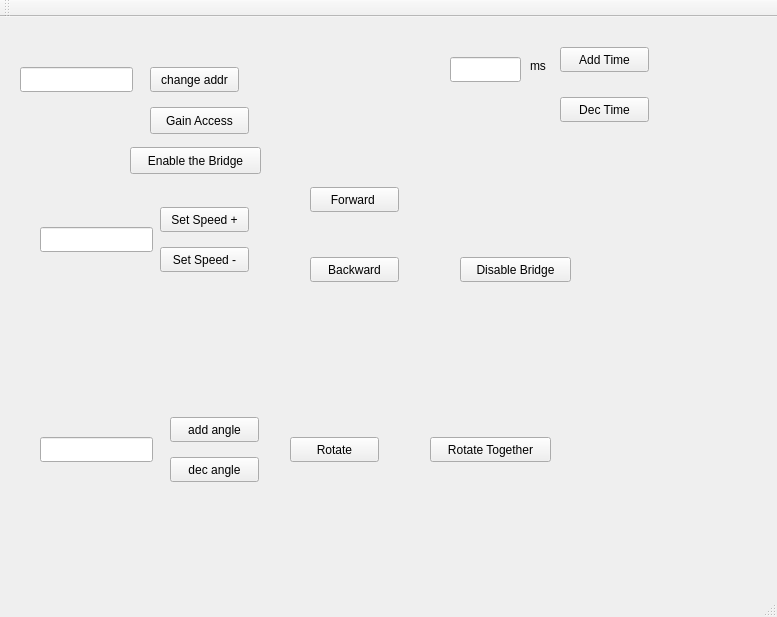
First picture: the form in WheelManual/mainwindow.ui, repository CSUAGVTeam/raspberryWheelTest, before the edit.
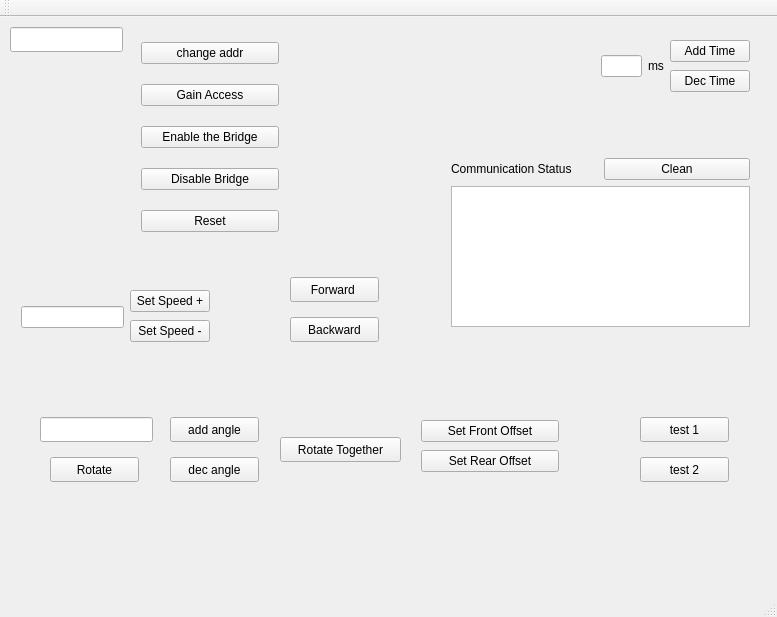
Second picture: the form after the edit.

```diff
--- a/WheelManual/mainwindow.ui
+++ b/WheelManual/mainwindow.ui
@@ -17,8 +17,8 @@
    <widget class="QPushButton" name="forwardButton">
     <property name="geometry">
      <rect>
-      <x>310</x>
-      <y>170</y>
+      <x>290</x>
+      <y>260</y>
       <width>89</width>
       <height>25</height>
      </rect>
@@ -30,8 +30,8 @@
    <widget class="QPushButton" name="backwardButton">
     <property name="geometry">
      <rect>
-      <x>310</x>
-      <y>240</y>
+      <x>290</x>
+      <y>300</y>
       <width>89</width>
       <height>25</height>
      </rect>
@@ -40,96 +40,11 @@
      <string>Backward</string>
     </property>
    </widget>
-   <widget class="QPushButton" name="disableBridge">
-    <property name="geometry">
-     <rect>
-      <x>460</x>
-      <y>240</y>
-      <width>111</width>
-      <height>25</height>
-     </rect>
-    </property>
-    <property name="text">
-     <string>Disable Bridge</string>
-    </property>
-   </widget>
-   <widget class="QPushButton" name="setSpeed">
-    <property name="geometry">
-     <rect>
-      <x>160</x>
-      <y>190</y>
-      <width>89</width>
-      <height>25</height>
-     </rect>
-    </property>
-    <property name="text">
-     <string>Set Speed +</string>
-    </property>
-   </widget>
-   <widget class="QLineEdit" name="speedEdit">
-    <property name="geometry">
-     <rect>
-      <x>40</x>
-      <y>210</y>
-      <width>113</width>
-      <height>25</height>
-     </rect>
-    </property>
-   </widget>
-   <widget class="QPushButton" name="setButton2">
-    <property name="geometry">
-     <rect>
-      <x>160</x>
-      <y>230</y>
-      <width>89</width>
-      <height>25</height>
-     </rect>
-    </property>
-    <property name="text">
-     <string>Set Speed -</string>
-    </property>
-   </widget>
-   <widget class="QPushButton" name="pushButton">
-    <property name="geometry">
-     <rect>
-      <x>150</x>
-      <y>90</y>
-      <width>99</width>
-      <height>27</height>
-     </rect>
-    </property>
-    <property name="text">
-     <string>Gain Access</string>
-    </property>
-   </widget>
-   <widget class="QPushButton" name="pushButton_2">
-    <property name="geometry">
-     <rect>
-      <x>130</x>
-      <y>130</y>
-      <width>131</width>
-      <height>27</height>
-     </rect>
-    </property>
-    <property name="text">
-     <string>Enable the Bridge</string>
-    </property>
-   </widget>
-   <widget class="QLineEdit" name="timeEdit">
-    <property name="geometry">
-     <rect>
-      <x>450</x>
-      <y>40</y>
-      <width>71</width>
-      <height>25</height>
-     </rect>
-    </property>
-   </widget>
    <widget class="QLineEdit" name="angleEdit">
     <property name="geometry">
      <rect>
       <x>40</x>
-      <y>420</y>
+      <y>400</y>
       <width>113</width>
       <height>25</height>
      </rect>
@@ -164,8 +79,8 @@
    <widget class="QPushButton" name="rotateButton">
     <property name="geometry">
      <rect>
-      <x>290</x>
-      <y>420</y>
+      <x>50</x>
+      <y>440</y>
       <width>89</width>
       <height>25</height>
      </rect>
@@ -177,69 +92,17 @@
    <widget class="QLineEdit" name="addressEdit">
     <property name="geometry">
      <rect>
-      <x>20</x>
-      <y>50</y>
+      <x>10</x>
+      <y>10</y>
       <width>113</width>
       <height>25</height>
      </rect>
     </property>
    </widget>
-   <widget class="QPushButton" name="changeAddButton">
-    <property name="geometry">
-     <rect>
-      <x>150</x>
-      <y>50</y>
-      <width>89</width>
-      <height>25</height>
-     </rect>
-    </property>
-    <property name="text">
-     <string>change addr</string>
-    </property>
-   </widget>
-   <widget class="QLabel" name="label100">
-    <property name="geometry">
-     <rect>
-      <x>530</x>
-      <y>40</y>
-      <width>67</width>
-      <height>17</height>
-     </rect>
-    </property>
-    <property name="text">
-     <string>ms</string>
-    </property>
-   </widget>
-   <widget class="QPushButton" name="addTimeButton">
-    <property name="geometry">
-     <rect>
-      <x>560</x>
-      <y>30</y>
-      <width>89</width>
-      <height>25</height>
-     </rect>
-    </property>
-    <property name="text">
-     <string>Add Time</string>
-    </property>
-   </widget>
-   <widget class="QPushButton" name="decTimeButton">
-    <property name="geometry">
-     <rect>
-      <x>560</x>
-      <y>80</y>
-      <width>89</width>
-      <height>25</height>
-     </rect>
-    </property>
-    <property name="text">
-     <string>Dec Time</string>
-    </property>
-   </widget>
    <widget class="QPushButton" name="rotateTogetherButton">
     <property name="geometry">
      <rect>
-      <x>430</x>
+      <x>280</x>
       <y>420</y>
       <width>121</width>
       <height>25</height>
@@ -249,6 +112,217 @@
      <string>Rotate Together</string>
     </property>
    </widget>
+   <widget class="QWidget" name="verticalLayoutWidget">
+    <property name="geometry">
+     <rect>
+      <x>130</x>
+      <y>0</y>
+      <width>160</width>
+      <height>241</height>
+     </rect>
+    </property>
+    <layout class="QVBoxLayout" name="verticalLayout">
+     <item>
+      <widget class="QPushButton" name="changeAddButton">
+       <property name="text">
+        <string>change addr</string>
+       </property>
+      </widget>
+     </item>
+     <item>
+      <widget class="QPushButton" name="pushButton">
+       <property name="text">
+        <string>Gain Access</string>
+       </property>
+      </widget>
+     </item>
+     <item>
+      <widget class="QPushButton" name="pushButton_2">
+       <property name="text">
+        <string>Enable the Bridge</string>
+       </property>
+      </widget>
+     </item>
+     <item>
+      <widget class="QPushButton" name="disableBridge">
+       <property name="text">
+        <string>Disable Bridge</string>
+       </property>
+      </widget>
+     </item>
+     <item>
+      <widget class="QPushButton" name="resetButton">
+       <property name="text">
+        <string>Reset</string>
+       </property>
+      </widget>
+     </item>
+    </layout>
+   </widget>
+   <widget class="QWidget" name="verticalLayoutWidget_4">
+    <property name="geometry">
+     <rect>
+      <x>440</x>
+      <y>130</y>
+      <width>321</width>
+      <height>191</height>
+     </rect>
+    </property>
+    <layout class="QVBoxLayout" name="verticalLayout_4">
+     <item>
+      <layout class="QHBoxLayout" name="horizontalLayout_2">
+       <item>
+        <widget class="QLabel" name="communicationLabel">
+         <property name="text">
+          <string>Communication Status</string>
+         </property>
+        </widget>
+       </item>
+       <item>
+        <widget class="QPushButton" name="cleanCommunicationButton">
+         <property name="text">
+          <string>Clean</string>
+         </property>
+        </widget>
+       </item>
+      </layout>
+     </item>
+     <item>
+      <widget class="QTextEdit" name="CommunicationEdit">
+       <property name="font">
+        <font>
+         <pointsize>14</pointsize>
+        </font>
+       </property>
+      </widget>
+     </item>
+    </layout>
+   </widget>
+   <widget class="QWidget" name="horizontalLayoutWidget_2">
+    <property name="geometry">
+     <rect>
+      <x>590</x>
+      <y>10</y>
+      <width>171</width>
+      <height>78</height>
+     </rect>
+    </property>
+    <layout class="QHBoxLayout" name="horizontalLayout_3">
+     <item>
+      <widget class="QLineEdit" name="timeEdit"/>
+     </item>
+     <item>
+      <widget class="QLabel" name="msLabel">
+       <property name="text">
+        <string>ms</string>
+       </property>
+      </widget>
+     </item>
+     <item>
+      <layout class="QVBoxLayout" name="verticalLayout_3">
+       <item>
+        <widget class="QPushButton" name="addTimeButton">
+         <property name="text">
+          <string>Add Time</string>
+         </property>
+        </widget>
+       </item>
+       <item>
+        <widget class="QPushButton" name="decTimeButton">
+         <property name="text">
+          <string>Dec Time</string>
+         </property>
+        </widget>
+       </item>
+      </layout>
+     </item>
+    </layout>
+   </widget>
+   <widget class="QWidget" name="horizontalLayoutWidget_3">
+    <property name="geometry">
+     <rect>
+      <x>10</x>
+      <y>260</y>
+      <width>211</width>
+      <height>80</height>
+     </rect>
+    </property>
+    <layout class="QHBoxLayout" name="horizontalLayout_4">
+     <item>
+      <widget class="QLineEdit" name="speedEdit"/>
+     </item>
+     <item>
+      <layout class="QVBoxLayout" name="verticalLayout_2">
+       <item>
+        <widget class="QPushButton" name="setSpeed">
+         <property name="text">
+          <string>Set Speed +</string>
+         </property>
+        </widget>
+       </item>
+       <item>
+        <widget class="QPushButton" name="setButton2">
+         <property name="text">
+          <string>Set Speed -</string>
+         </property>
+        </widget>
+       </item>
+      </layout>
+     </item>
+    </layout>
+   </widget>
+   <widget class="QWidget" name="verticalLayoutWidget_5">
+    <property name="geometry">
+     <rect>
+      <x>410</x>
+      <y>390</y>
+      <width>160</width>
+      <height>80</height>
+     </rect>
+    </property>
+    <layout class="QVBoxLayout" name="verticalLayout_5">
+     <item>
+      <widget class="QPushButton" name="setFrontOffsetButton">
+       <property name="text">
+        <string>Set Front Offset</string>
+       </property>
+      </widget>
+     </item>
+     <item>
+      <widget class="QPushButton" name="setRearOffsetButton">
+       <property name="text">
+        <string>Set Rear Offset</string>
+       </property>
+      </widget>
+     </item>
+    </layout>
+   </widget>
+   <widget class="QPushButton" name="testButton">
+    <property name="geometry">
+     <rect>
+      <x>640</x>
+      <y>400</y>
+      <width>89</width>
+      <height>25</height>
+     </rect>
+    </property>
+    <property name="text">
+     <string>test 1</string>
+    </property>
+   </widget>
+   <widget class="QPushButton" name="testButton2">
+    <property name="geometry">
+     <rect>
+      <x>640</x>
+      <y>440</y>
+      <width>89</width>
+      <height>25</height>
+     </rect>
+    </property>
+    <property name="text">
+     <string>test 2</string>
+    </property>
+   </widget>
   </widget>
   <widget class="QMenuBar" name="menuBar">
    <property name="geometry">
```
Left out of the diff: 2 changed lines with no effect on the pictures.
